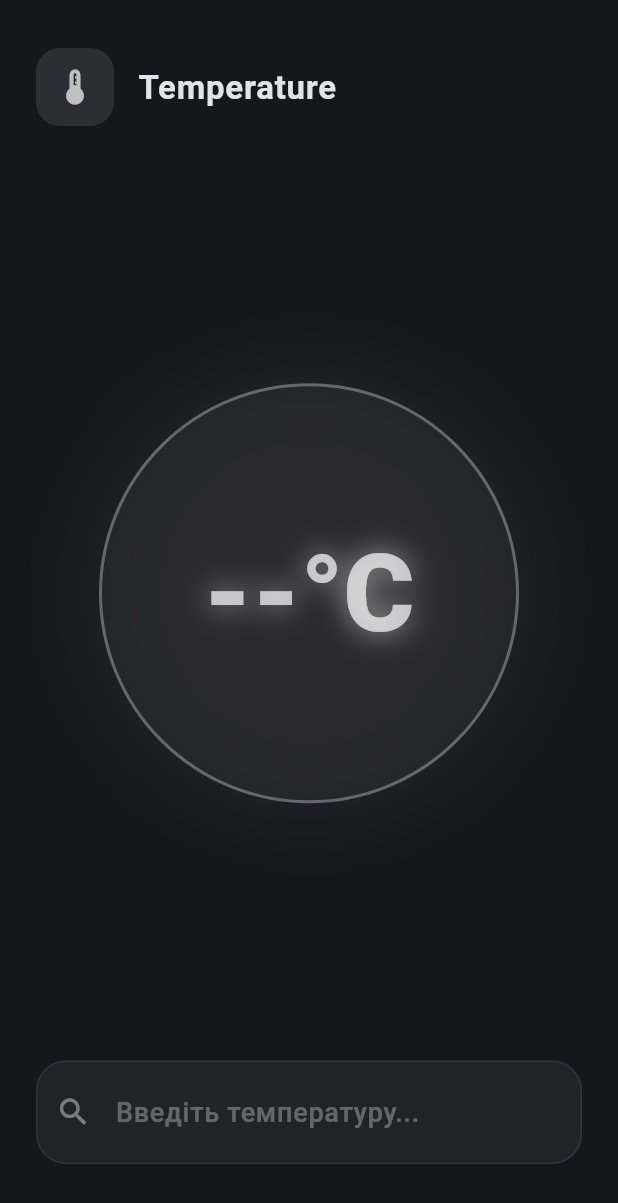
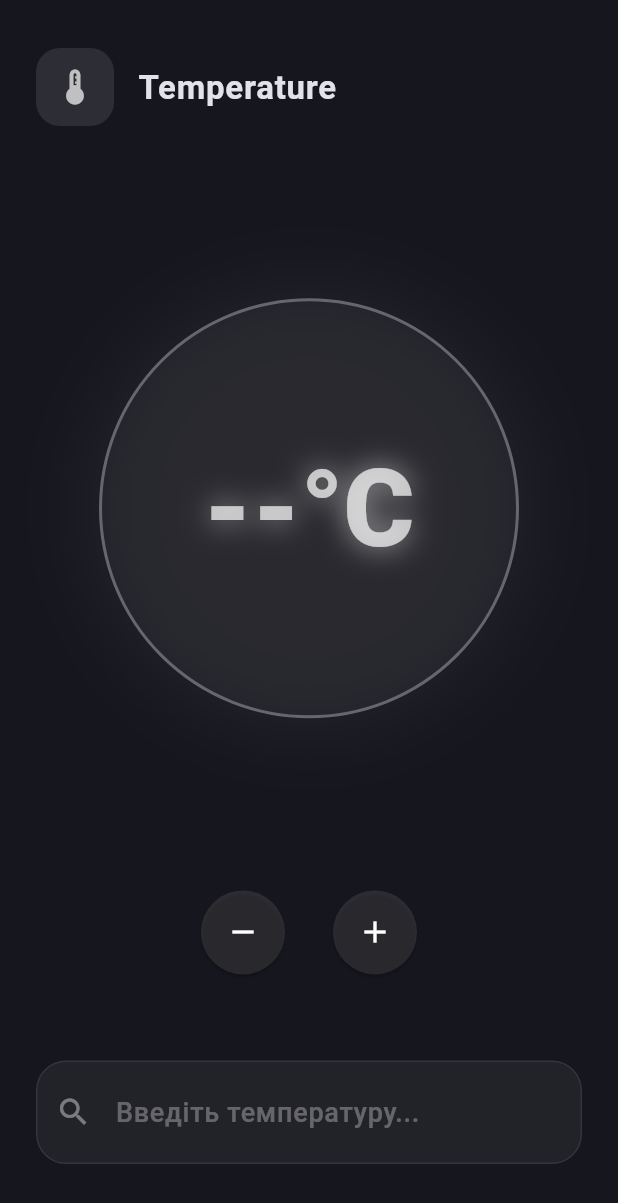
Before and after one commit to vov4ik-v/mobile_labs, a Flutter app: the screen it shows after launch, on a phone screen of 412 x 824 dp. Shown: the top 1203 px of the screen. Run offline on Flutter 3.47's test engine with Material 3 defaults, Android fonts, the phone set to English and light mode, and no system bars.

Commit message:
New feature

```diff
--- a/lib/screens/temperature_home_page.dart
+++ b/lib/screens/temperature_home_page.dart
@@ -2,6 +2,7 @@ import 'package:flutter/material.dart';
 import 'package:mobile_labs/utils/temperature_logic.dart';
 import 'package:mobile_labs/widgets/temperature_display.dart';
 import 'package:mobile_labs/widgets/temperature_input.dart';
+import 'package:mobile_labs/widgets/temperature_navigation.dart';
 
 class TemperatureHomePage extends StatefulWidget {
   const TemperatureHomePage({super.key});
@@ -12,6 +13,8 @@ class TemperatureHomePage extends StatefulWidget {
 
 class _TemperatureHomePageState extends State<TemperatureHomePage> {
   String _inputText = '';
+  int _topPadding = 0;
+  int _bottomPadding = 0;
 
   @override
   Widget build(BuildContext context) {
@@ -26,7 +29,10 @@ class _TemperatureHomePageState extends State<TemperatureHomePage> {
               child: ConstrainedBox(
                 constraints: BoxConstraints(minHeight: constraints.maxHeight),
                 child: Padding(
-                  padding: const EdgeInsets.symmetric(horizontal: 24, vertical: 32),
+                  padding: const EdgeInsets.symmetric(
+                    horizontal: 24,
+                    vertical: 32,
+                  ),
                   child: Column(
                     crossAxisAlignment: CrossAxisAlignment.start,
                     mainAxisAlignment: MainAxisAlignment.spaceBetween,
@@ -58,16 +64,27 @@ class _TemperatureHomePageState extends State<TemperatureHomePage> {
                           ),
                         ],
                       ),
+                      SizedBox(height: _topPadding.toDouble()),
                       TemperatureDisplay(
                         displayText: displayText,
                         currentColor: currentColor,
+                      ),
+                      SizedBox(height: _bottomPadding.toDouble()),
+                      TemperatureNavigation(
+                        onUpTaped: (value) => setState(() {
+                          _bottomPadding += value;
+                        }),
+                        onDownTaped: (value) => setState(() {
+                          _topPadding += value;
+                        }),
                       ),
                       Column(
                         mainAxisSize: MainAxisSize.min,
                         children: [
                           TemperatureInput(
                             initialValue: _inputText,
-                            onChanged: (value) => setState(() => _inputText = value),
+                            onChanged: (value) =>
+                                setState(() => _inputText = value),
                           ),
                           const SizedBox(height: 16),
                         ],
--- /dev/null
+++ b/lib/widgets/temperature_navigation.dart
@@ -0,0 +1,39 @@
+import 'package:flutter/material.dart';
+
+class TemperatureNavigation extends StatelessWidget {
+  final ValueChanged<int> onUpTaped;
+  final ValueChanged<int> onDownTaped;
+
+  const TemperatureNavigation(
+      {required this.onUpTaped, required this.onDownTaped, super.key});
+
+  @override
+  Widget build(BuildContext context) {
+    return Row(
+      mainAxisAlignment: MainAxisAlignment.center,
+      children: [
+        ElevatedButton(
+          onPressed: () => onDownTaped(3),
+          style: ElevatedButton.styleFrom(
+            shape: const CircleBorder(),
+            padding: const EdgeInsets.all(16),
+            backgroundColor: Colors.white.withValues(alpha: 0.1),
+            foregroundColor: Colors.white,
+          ),
+          child: const Icon(Icons.remove, size: 24),
+        ),
+        const SizedBox(width: 24),
+        ElevatedButton(
+          onPressed: () => onUpTaped(3),
+          style: ElevatedButton.styleFrom(
+            shape: const CircleBorder(),
+            padding: const EdgeInsets.all(16),
+            backgroundColor: Colors.white.withValues(alpha: 0.1),
+            foregroundColor: Colors.white,
+          ),
+          child: const Icon(Icons.add, size: 24),
+        ),
+      ],
+    );
+  }
+}
```
